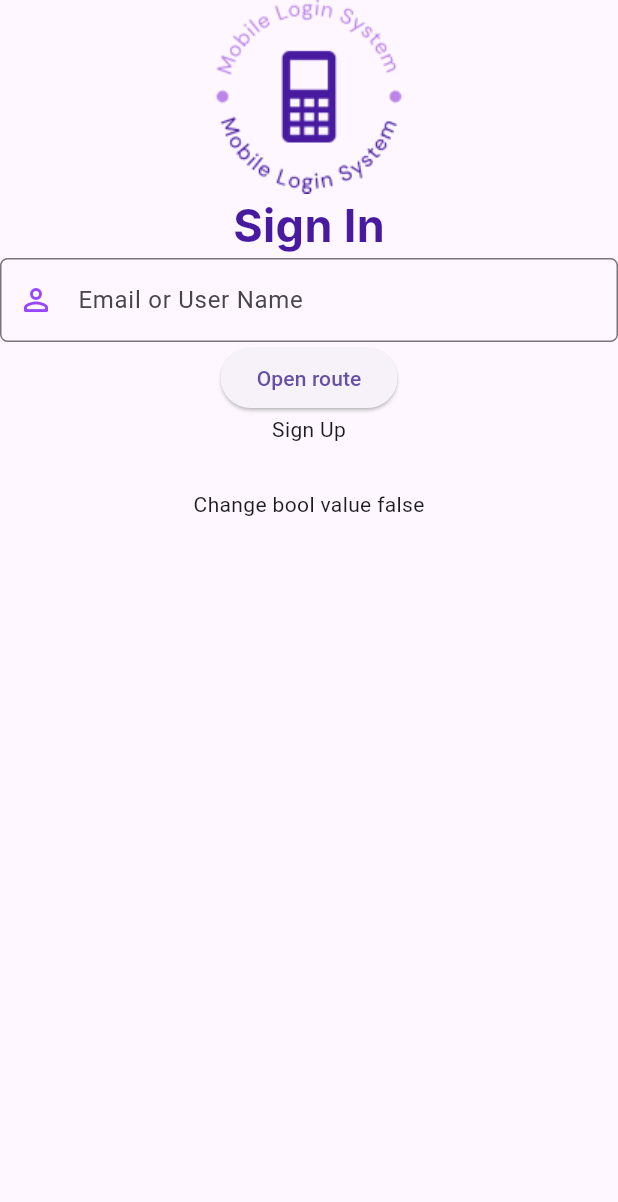
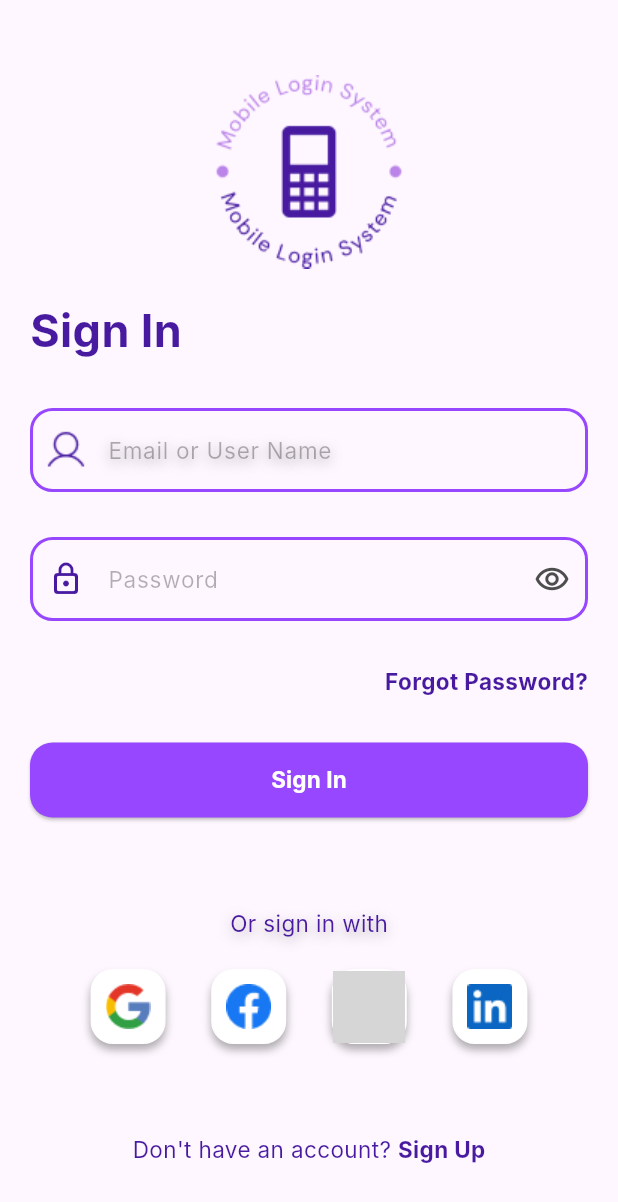
Before and after one commit to pawelpawilojc/flutter-excercise, a Flutter app: the screen it shows after launch, on a phone screen of 412 x 824 dp. Shown: the top 1202 px of the screen. Run offline on Flutter 3.47's test engine with Material 3 defaults, Android fonts, the light colour scheme and no system bars; Roboto replaces fonts that are missing (Inter); grey boxes are pictures that could not be loaded.

Commit message:
sign in view

```diff
--- a/lib/utils/my_images.dart
+++ b/lib/utils/my_images.dart
@@ -1,4 +1,9 @@
 class MyImages {
   static const _assetsFolder = "assets/images";
   static const imageLogo = "$_assetsFolder/image_logo.png";
+  static const userIcon = "$_assetsFolder/ph_user-light.png";
+  static const socialLogo_fb = "$_assetsFolder/social_logo_fb.png";
+  static const socialLogo_google = "$_assetsFolder/social_logo_google.png";
+  static const socialLogo_in = "$_assetsFolder/social_logo_in.png";
+  static const socialLogo_x = "$_assetsFolder/social_logo_x.png";
 }
--- a/lib/utils/my_texts.dart
+++ b/lib/utils/my_texts.dart
@@ -5,4 +5,9 @@ class MyTexts {
   static const hintEmail = "Email";
   static const hintPassword = "Password";
   static const hintPassword2 = "Confirm Password";
+  static const forgotPassword = "Forgot Password?";
+  static const signInSocials = "Or sign in with";
+  static const noAccount = "Don't have an account? ";
+  static const signUp = "Sign Up";
+
 }
--- a/lib/views/login/login_view.dart
+++ b/lib/views/login/login_view.dart
@@ -4,6 +4,7 @@ import 'package:listopad3/utils/my_images.dart';
 import 'package:listopad3/utils/my_texts.dart';
 import 'package:listopad3/views/register/register_view.dart';
 import 'package:listopad3/views/widgets/basic_text_form_field.dart';
+import 'package:listopad3/views/widgets/social_logo.dart';
 
 import '../../utils/my_colors.dart';
 
@@ -17,54 +18,128 @@ class LoginPage extends StatefulWidget {
 class _LoginPageState extends State<LoginPage> {
   bool boolValue = false;
 
-
   @override
   Widget build(BuildContext context) {
     return SafeArea(
       child: Scaffold(
-        body: Column(
+        body: Padding(
+          padding: const EdgeInsets.symmetric(horizontal: 20),
+          child: SingleChildScrollView(
+            child: Column(
               children: [
+                const SizedBox(height: 50),
                 Image.asset(MyImages.imageLogo),
-            Text(MyTexts.signIn,
+                const SizedBox(height: 20),
+                Align(
+                  alignment: Alignment.centerLeft,
+                  child: Container(
+                    child: Text(MyTexts.signIn,
                         style: TextStyle(
                             fontSize: 30,
                             fontFamily: 'Inter',
                             fontWeight: FontWeight.w700,
                             color: MyColors.midnightOrchidColor)),
-            BasicTextFormField(prefixIconChoice: "person"),
-            Padding(
-              padding: const EdgeInsets.symmetric(horizontal: 30),
-              child: ElevatedButton(
-                child: const Text('Open route'),
-                onPressed: () {
-                  Navigator.push(
-                    context,
-                    MaterialPageRoute(builder: (context) => const LoginPage()),
-                  );
-                },
                   ),
                 ),
+                const SizedBox(height: 30),
+                const BasicTextFormField(prefixIconChoice: "person"),
+                const SizedBox(height: 30),
+                const BasicTextFormField(prefixIconChoice: "password"),
+                const SizedBox(height: 30),
+                Align(
+                  alignment: Alignment.centerRight,
+                  child: Text(MyTexts.forgotPassword,
+                      style: TextStyle(
+                          fontSize: 15,
+                          fontFamily: 'Inter',
+                          fontWeight: FontWeight.w700,
+                          color: MyColors.midnightOrchidColor)),
+                ),
+                const SizedBox(height: 30),
+                ElevatedButton(
+                  onPressed: () {},
+                  style: ButtonStyle(
+                      backgroundColor: MaterialStateProperty.all<Color>(
+                          MyColors.enchantingAmethystColor),
+                      minimumSize: MaterialStateProperty.all<Size>(
+                          Size(double.infinity, 50.0)),
+                      shape: MaterialStateProperty.all<RoundedRectangleBorder>(
+                          RoundedRectangleBorder(
+                        borderRadius: BorderRadius.circular(15),
+                      ))),
+                  child: const Text(
+                    MyTexts.signIn,
+                    style: TextStyle(
+                      fontSize: 15,
+                      fontFamily: 'Inter',
+                      fontWeight: FontWeight.w700,
+                      color: Colors.white,
+                    ),
+                  ),
+                ),
+                const SizedBox(height: 60),
+                Text(MyTexts.signInSocials,
+                    style: TextStyle(
+                        fontSize: 15,
+                        fontFamily: 'Inter',
+                        fontWeight: FontWeight.w400,
+                        color: MyColors.midnightOrchidColor,
+                        shadows: <Shadow>[
+                          Shadow(
+                            offset: Offset(0.0, 3.0),
+                            blurRadius: 10.0,
+                            color: Color(0x4D000000),
+                          ),
+                        ])),
+                const SizedBox(height: 20),
+                Padding(
+                  padding: const EdgeInsets.symmetric(horizontal: 10),
+                  child: Row(
+                    mainAxisAlignment: MainAxisAlignment.spaceEvenly,
+                    children: [
+                      SocialLogo(socialNetwork: "google"),
+                      SocialLogo(socialNetwork: "fb"),
+                      SocialLogo(socialNetwork: "x"),
+                      SocialLogo(socialNetwork: "in"),
+                    ],
+                  ),
+                ),
+                const SizedBox(height: 60),
                 GestureDetector(
                   onTap: () {
                     Navigator.push(
                       context,
-                  MaterialPageRoute(builder: (context) => const RegisterPage()),
+                      MaterialPageRoute(
+                          builder: (context) => const RegisterPage()),
                     );
                   },
-              child: const Text('Sign Up'),
+                  child: Row(mainAxisAlignment: MainAxisAlignment.center,
+                    children: [
+                      Text(
+                        MyTexts.noAccount,
+                        style: TextStyle(
+                          fontSize: 15,
+                          fontFamily: 'Inter',
+                          fontWeight: FontWeight.w400,
+                          color: MyColors.midnightOrchidColor,
                         ),
-
-            const SizedBox(height: 30),
-            GestureDetector(
-              onTap: () {
-                setState(() {
-
-                  boolValue = !boolValue;
-                });
-              },
-              child: Text('Change bool value ${boolValue.toString()}'),
+                      ),
+                      Text(
+                        MyTexts.signUp,
+                        style: TextStyle(
+                          fontSize: 15,
+                          fontFamily: 'Inter',
+                          fontWeight: FontWeight.w700,
+                          color: MyColors.midnightOrchidColor,
+                        ),
                       ),
                     ],
+                  ),
+                ),
+                const SizedBox(height: 40),
+              ],
+            ),
+          ),
         ),
       ),
     );
--- a/lib/views/widgets/basic_text_form_field.dart
+++ b/lib/views/widgets/basic_text_form_field.dart
@@ -1,5 +1,6 @@
 import 'package:flutter/material.dart';
 import 'package:listopad3/utils/my_colors.dart';
+import 'package:listopad3/utils/my_images.dart';
 import 'package:listopad3/utils/my_texts.dart';
 
 class BasicTextFormField extends StatelessWidget {
@@ -16,52 +17,89 @@ class BasicTextFormField extends StatelessWidget {
 
   InputDecoration _buildInputDecoration() {
     final borderSide = const BorderSide(color: Color(0xFF9747FF), width: 2.0);
-    final border = OutlineInputBorder(
-      borderRadius: BorderRadius.circular(5.0),
+    final borderEnabled = OutlineInputBorder(
+      borderRadius: BorderRadius.circular(15.0),
       borderSide: borderSide,
     );
+    final borderSideThicker =
+        const BorderSide(color: Color(0xFF9747FF), width: 4.0);
+    final borderFocused = OutlineInputBorder(
+      borderRadius: BorderRadius.circular(15.0),
+      borderSide: borderSideThicker,
+    );
+    final hintStyle = const TextStyle(
+      fontSize: 15,
+      color: Color(0x4D000000),
+      fontFamily: 'Inter',
+      fontWeight: FontWeight.w400,
+    );
+
     if (prefixIconChoice == "person") {
       return InputDecoration(
-        prefixIcon: Icon(Icons.person_outline_rounded),
-        prefixIconColor: MyColors.enchantingAmethystColor,
+        prefixIcon: Image.asset(
+          MyImages.userIcon,
+        ),
+        prefixIconColor: MyColors.midnightOrchidColor,
         hintText: MyTexts.hintPerson,
-        border: border,
+        hintStyle: TextStyle(
+          fontSize: 15,
+          color: Color(0x4D000000),
+          fontFamily: 'Inter',
+          fontWeight: FontWeight.w400,
+          shadows: <Shadow>[
+            Shadow(
+              offset: Offset(0.0, 3.0),
+              blurRadius: 10.0,
+              color: Color(0x4D000000),
+            ),
+          ],
+        ),
+        enabledBorder: borderEnabled,
+        focusedBorder: borderFocused,
       );
     }
     if (prefixIconChoice == "name") {
       return InputDecoration(
         prefixIcon: Icon(Icons.person_outline_rounded),
-        prefixIconColor: MyColors.enchantingAmethystColor,
+        prefixIconColor: MyColors.midnightOrchidColor,
         hintText: MyTexts.hintName,
-        border: border,
+        hintStyle: hintStyle,
+        enabledBorder: borderEnabled,
+        focusedBorder: borderFocused,
       );
     }
     if (prefixIconChoice == "email") {
       return InputDecoration(
         prefixIcon: Icon(Icons.email_outlined),
-        prefixIconColor: MyColors.enchantingAmethystColor,
+        prefixIconColor: MyColors.midnightOrchidColor,
         hintText: MyTexts.hintEmail,
-        border: border,
+        hintStyle: hintStyle,
+        enabledBorder: borderEnabled,
+        focusedBorder: borderFocused,
       );
     }
     if (prefixIconChoice == "password") {
       return InputDecoration(
         prefixIcon: Icon(Icons.lock_outline_rounded),
-        prefixIconColor: MyColors.enchantingAmethystColor,
+        prefixIconColor: MyColors.midnightOrchidColor,
         hintText: MyTexts.hintPassword,
+        hintStyle: hintStyle,
         suffixIcon: Icon(Icons.remove_red_eye_outlined),
         suffixIconColor: MyColors.grayColor,
-        border: border,
+        enabledBorder: borderEnabled,
+        focusedBorder: borderFocused,
       );
     }
     if (prefixIconChoice == "password2") {
       return InputDecoration(
         prefixIcon: Icon(Icons.lock_outline_rounded),
-        prefixIconColor: MyColors.enchantingAmethystColor,
+        prefixIconColor: MyColors.midnightOrchidColor,
         hintText: MyTexts.hintPassword2,
+        hintStyle: hintStyle,
         suffixIcon: Icon(Icons.remove_red_eye_outlined),
         suffixIconColor: MyColors.grayColor,
-        border: border,
+        enabledBorder: borderEnabled,
+        focusedBorder: borderFocused,
       );
     }
 
--- /dev/null
+++ b/lib/views/widgets/social_logo.dart
@@ -0,0 +1,41 @@
+import 'package:flutter/material.dart';
+import 'package:listopad3/utils/my_colors.dart';
+import 'package:listopad3/utils/my_images.dart';
+import 'package:listopad3/utils/my_texts.dart';
+
+
+class SocialLogo extends StatelessWidget {
+  const SocialLogo({super.key, required this.socialNetwork});
+  final String socialNetwork;
+
+
+  @override
+  Widget build(BuildContext context) {
+    var socialNetworkChoice="";
+    if (socialNetwork=="google") socialNetworkChoice=MyImages.socialLogo_google;
+    if (socialNetwork=="fb") socialNetworkChoice=MyImages.socialLogo_fb;
+    if (socialNetwork=="in") socialNetworkChoice=MyImages.socialLogo_in;
+    if (socialNetwork=="x") socialNetworkChoice=MyImages.socialLogo_x;
+    return Container(
+        width: 50,
+        height: 50,
+
+        decoration: BoxDecoration(
+          shape: BoxShape.rectangle,
+          color: Colors.white,
+          border: Border.all(
+            color: Colors.white,
+          ),
+          borderRadius: BorderRadius.all(Radius.circular(15)),
+          boxShadow:[
+            BoxShadow(
+              offset: Offset(0, 4),
+              blurRadius: 4.0,
+              color: Color(0x4D000000),
+            ),
+          ],
+        ),
+
+        child: Image.asset(socialNetworkChoice));
+
+  }}
```
Also changed, not shown: assets/images/ph_user-light.png (added). Lines whose indentation alone changed are shown as unchanged.
